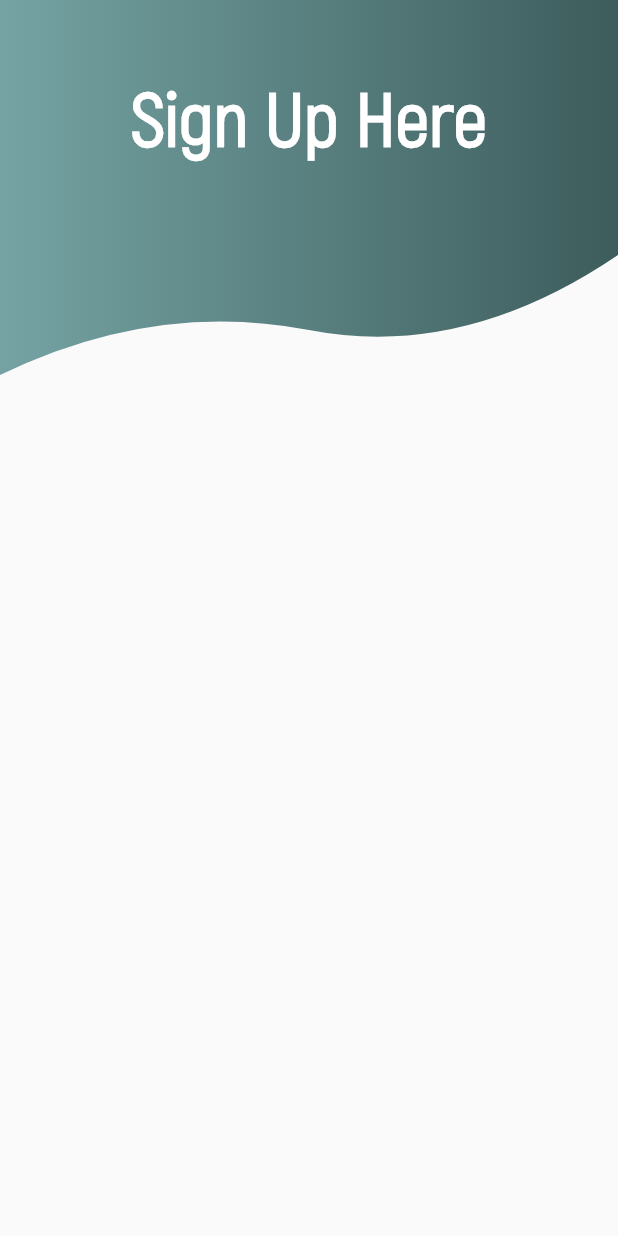
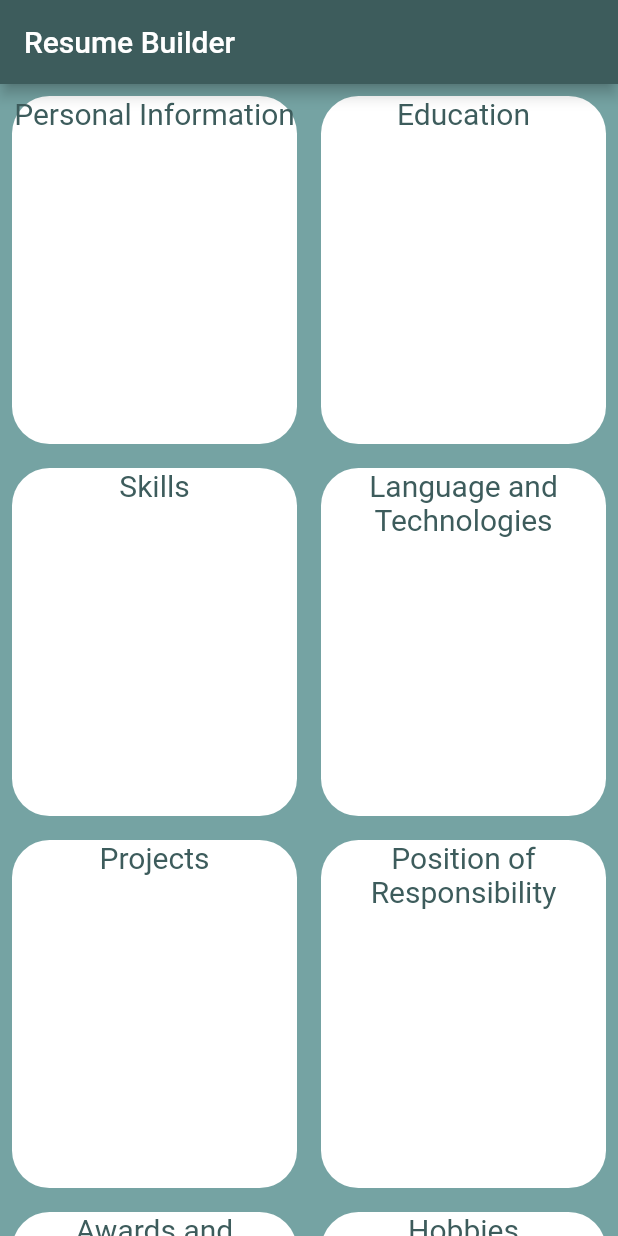
Before and after one commit to vishweshsoni/Hack19, a Flutter app: the screen it shows after launch, on a phone screen of 412 x 824 dp. Run offline on Flutter 3.47's test engine with Material 2 defaults, Android fonts, the phone set to English and light mode, and no system bars.

```diff
--- a/lib/main.dart
+++ b/lib/main.dart
@@ -1,19 +1,107 @@
 import 'package:flutter/material.dart';
-import 'package:resume_builder/Pages/signUpPage.dart';
+import 'package:flutter/services.dart';
+// import 'package:learning_app/pages/colorspage.dart';
+import 'package:flutter_staggered_grid_view/src/widgets/staggered_tile.dart';
+import 'package:flutter_staggered_grid_view/flutter_staggered_grid_view.dart';
+// import 'package:learning_app/pages/player_area.dart';
 
-void main() => runApp(MyApp());
+void main() {
+  SystemChrome.setPreferredOrientations([DeviceOrientation.portraitUp])
+      .then((_) {
+    runApp(MaterialApp(
+      home: new MyApp(),
+
+      debugShowCheckedModeBanner: false,
+
+
+      routes: <String, WidgetBuilder>{
+        "/homePage": (BuildContext context) => MyApp(),
+      },
+    ));
+  });
+}
+
 
 class MyApp extends StatelessWidget {
   // This widget is the root of your application.
   @override
   Widget build(BuildContext context) {
     return MaterialApp(
-      title: 'Flutter Demo',
-      theme: ThemeData(
-        fontFamily: 'Akrobat',
-        primarySwatch: Colors.blue,
-      ),
-      home: SignUpPage(),
+      title: 'ResumeBuilder',
+      debugShowCheckedModeBanner: false,
+      home: MyHomePage(title: 'Resume Builder'),
+//    home:
     );
   }
 }
+
+class MyHomePage extends StatefulWidget {
+  MyHomePage({Key key, this.title}) : super(key: key);
+
+  final String title;
+
+  @override
+  _MyHomePageState createState() => new _MyHomePageState();
+}
+
+class _MyHomePageState extends State<MyHomePage> {
+  List<String> widgetList = ['Personal Information', 'Education','Skills', 'Language and Technologies', 'Projects', 'Position of Responsibility', 'Awards and achievements', 'Hobbies'];
+
+  @override
+  Widget build(BuildContext context) {
+    var size = MediaQuery.of(context).size;
+
+    /*24 is for notification bar on Android*/
+    final double itemHeight = (size.height - kToolbarHeight - 24) / 3;
+    final double itemWidth = size.width / 2;
+
+    return new Scaffold(
+      appBar: new AppBar(
+        title: new Text(widget.title,
+        style: TextStyle(
+            color: Colors.white,
+        ),
+      ),
+      backgroundColor: const Color(0xff3d5c5c),
+      ),
+      body: new Container(
+        color: const Color(0xff75a3a3),
+        child: new GridView.count(
+          crossAxisCount: 2,
+          childAspectRatio: (itemWidth / itemHeight),
+          controller: new ScrollController(keepScrollOffset: false),
+          shrinkWrap: true,
+          scrollDirection: Axis.vertical,
+          children: widgetList.map((String value) {
+            return new Container(
+              decoration: BoxDecoration(
+                      color: Colors.white,
+                      borderRadius: BorderRadius.only(
+                          topLeft: Radius.circular(25.0),
+                          topRight: Radius.circular(25.0),
+                          bottomLeft: Radius.circular(25.0),
+                          bottomRight: Radius.circular(25.0)),
+                    ),
+              // color: Colors.green,
+              margin: new EdgeInsets.all(8.0),
+              child: Column(
+                children: <Widget>[
+                   InkWell(
+                        child: new Text(
+                          value,
+                          textAlign: TextAlign.center,
+                          style: new TextStyle(
+                              fontSize: 20.0,
+                              color: Color(0xff3d5c5c),
+                            ),
+                          ),
+                        ),
+                ],
+              ),
+            );
+          }).toList(),
+        ),
+      ),
+    );
+  }
+}
--- a/pubspec.yaml
+++ b/pubspec.yaml
@@ -23,6 +23,7 @@ dependencies:
   # The following adds the Cupertino Icons font to your application.
   # Use with the CupertinoIcons class for iOS style icons.
   cupertino_icons: ^0.1.2
+  flutter_staggered_grid_view: "^0.2.5"
 
 dev_dependencies:
   flutter_test:
```
Also changed, not shown: lib/main2.dart (added, +119 -0 lines), lib/main3.dart (added, +219 -0 lines), pubspec.lock.
